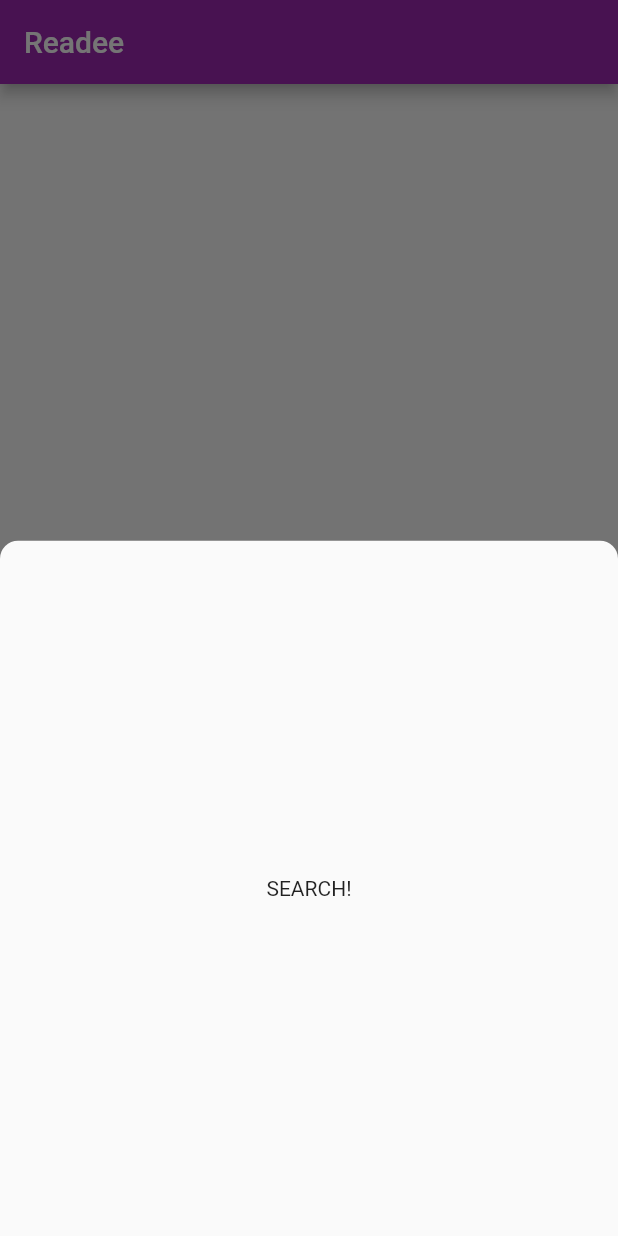
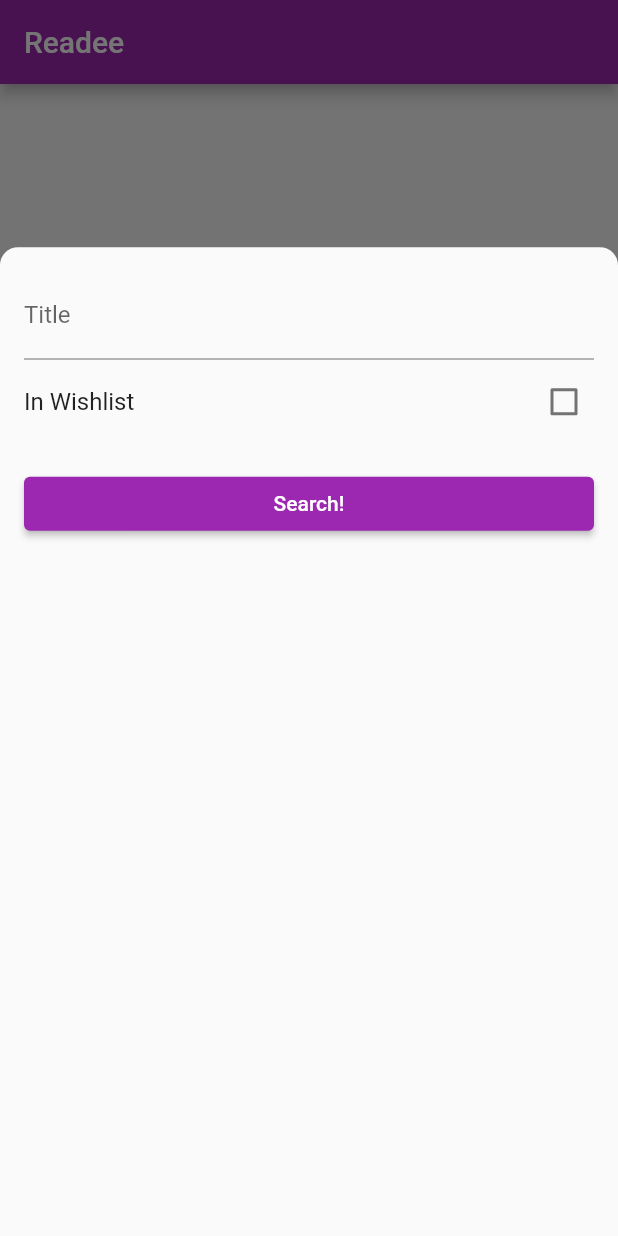
Before and after one commit to Knospfer/readee, a Flutter app: the screen it shows after launch, after a tap on the "search" icon, on a phone screen of 412 x 824 dp. Run offline on Flutter 3.47's test engine with Material 2 defaults, Android fonts, the phone set to English and light mode, and no system bars; drawn by our look-alikes of reactive_forms; our stand-ins replace auto_route, cloud_firestore, firebase_core, flutter_bloc, freezed_annotation, get_it and 2 more; accounts and stored records are empty; generated files the repository leaves out were written again.

Commit message:
feat: filter modal

```diff
--- /dev/null
+++ b/lib/_domain/entities/filter_book_entity.dart
@@ -0,0 +1,6 @@
+class FilterBookEntity {
+  final String? name;
+  final bool? wishlisted;
+
+  FilterBookEntity({this.name, this.wishlisted});
+}
--- a/lib/screens/filter_modal.dart
+++ b/lib/screens/filter_modal.dart
@@ -1,18 +1,75 @@
+import 'package:auto_route/auto_route.dart';
 import 'package:flutter/material.dart';
+import 'package:reactive_forms/reactive_forms.dart';
+import 'package:readee/_domain/entities/filter_book_entity.dart';
 
 Future<void> showFilterModal(BuildContext context) => showModalBottomSheet(
       context: context,
+      isScrollControlled: true,
       shape: const RoundedRectangleBorder(
         borderRadius: BorderRadius.vertical(top: Radius.circular(12)),
       ),
-      builder: (_) => const FilterModal(),
+      constraints: BoxConstraints(
+        maxHeight: MediaQuery.of(context).size.height * 0.8,
+      ),
+      builder: (_) => FilterModal(),
     );
 
 class FilterModal extends StatelessWidget {
-  const FilterModal({super.key});
+  final form = FormGroup({
+    'name': FormControl<String>(value: ''),
+    'wishlisted': FormControl<bool>(value: false),
+  });
+
+  FilterModal({super.key});
+
+  void _submit(BuildContext context) {
+    final name = form.control('name').value;
+    final wishlisted = form.control('wishlisted').value;
+
+    final isFormEmpty = name == null && wishlisted == false;
+    final filter = isFormEmpty
+        ? null
+        : FilterBookEntity(
+            name: name,
+            wishlisted: wishlisted,
+          );
+
+    context.router.pop(filter);
+  }
 
   @override
   Widget build(BuildContext context) {
-    return const Center(child: Text("SEARCH!"));
+    return SizedBox.expand(
+      child: ReactiveForm(
+        formGroup: form,
+        child: Column(
+          crossAxisAlignment: CrossAxisAlignment.stretch,
+          children: [
+            Padding(
+              padding: const EdgeInsets.all(16).copyWith(bottom: 0),
+              child: ReactiveTextField(
+                formControlName: 'name',
+                decoration: const InputDecoration(
+                  hintText: 'Harry Potter..',
+                  labelText: 'Title',
+                ),
+              ),
+            ),
+            ReactiveCheckboxListTile(
+              title: const Text("In Wishlist"),
+              formControlName: "wishlisted",
+            ),
+            Padding(
+              padding: const EdgeInsets.all(16),
+              child: ElevatedButton(
+                onPressed: () => _submit(context),
+                child: const Text("Search!"),
+              ),
+            ),
+          ],
+        ),
+      ),
+    );
   }
 }
--- a/pubspec.yaml
+++ b/pubspec.yaml
@@ -20,6 +20,7 @@ dependencies:
   json_annotation: ^4.5.0
   freezed: ^2.0.3+1
   rxdart: ^0.27.4
+  reactive_forms: ^13.0.0
 
 dev_dependencies:
   flutter_test:
```
Also changed, not shown: pubspec.lock.
